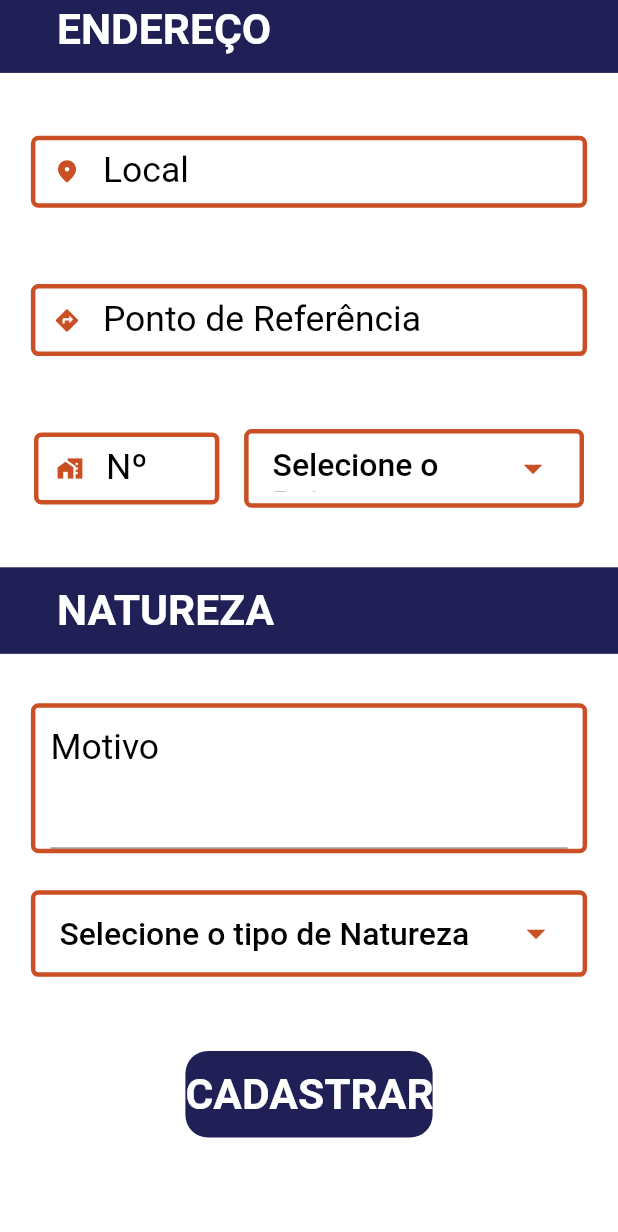
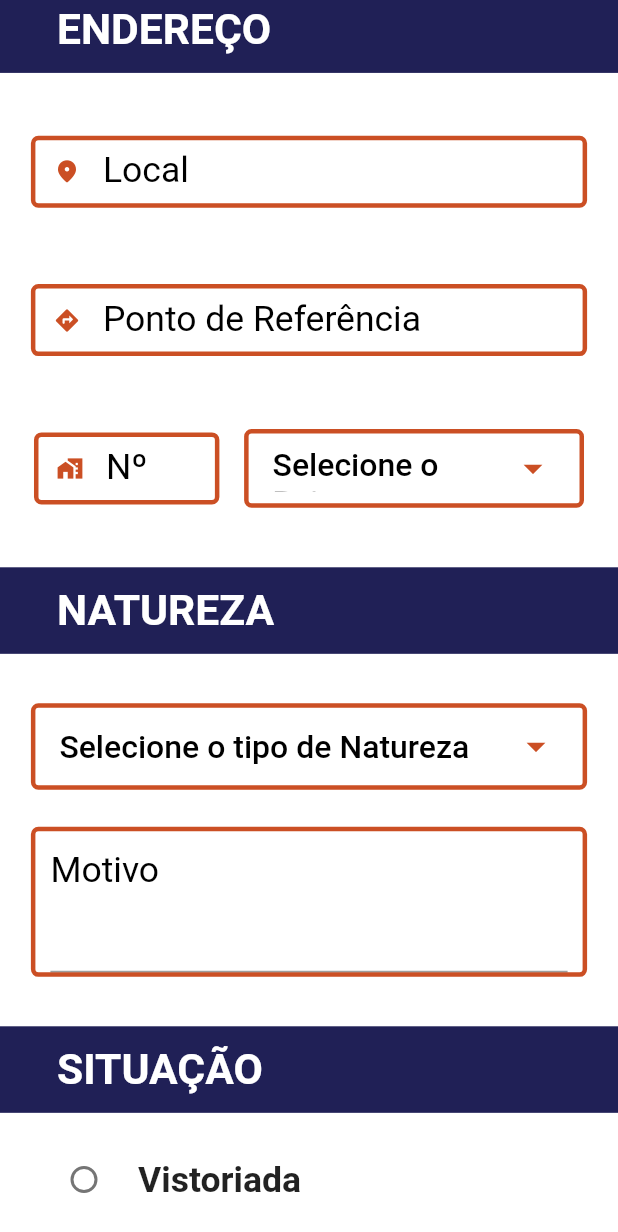
Before and after one commit to lucastsz/defesa_civil_agora_vai, a Flutter app: the CadastroPage screen opened directly, scrolled down 511 dp, on a phone screen of 412 x 824 dp. Shown: the top 1232 px of the screen. Run offline on Flutter 3.47's test engine with Material 2 defaults, Android fonts, the light colour scheme and no system bars; our stand-ins replace cloud_firestore, firebase_core, mask_text_input_formatter; accounts and stored records are empty.

Commit message:
Inserção da situação vistoria

```diff
--- a/lib/logics/home_bloc.dart
+++ b/lib/logics/home_bloc.dart
@@ -14,6 +14,7 @@ class HomeBloc {
   TextEditingController txtMotivo = TextEditingController();
   TextEditingController txtBairro = TextEditingController();
   TextEditingController txtTipoNatureza = TextEditingController();
+  TextEditingController txtObservacao = TextEditingController();
 
   void clearTXT() {
     txtIdProtocolo.clear();
--- a/lib/main.dart
+++ b/lib/main.dart
@@ -18,7 +18,6 @@ class MyApp extends StatelessWidget {
         primarySwatch: Colors.orange,
       ),
       home: Login_page(),
-      //Roosewelt
     );
   }
 }
--- a/lib/view/cadastro_page.dart
+++ b/lib/view/cadastro_page.dart
@@ -25,6 +25,8 @@ class _HomeRefState extends State<CadastroPage> {
       });
     }
   }
+
+  String radioItem = 'Não';
 
   //redimensionar texto responsivamente
   double sizeTextHeaderSet(context) {
@@ -322,7 +324,7 @@ class _HomeRefState extends State<CadastroPage> {
                           "Anônimo",
                           style: TextStyle(
                               color: Colors.grey[900],
-                              fontSize: 16,
+                              fontSize: sizeTextHeaderSet(context) * 0.89,
                               fontWeight: FontWeight.bold),
                         ),
                         SizedBox(
@@ -587,6 +589,46 @@ class _HomeRefState extends State<CadastroPage> {
 
               Container(
                 alignment: Alignment.center,
+                width: MediaQuery.of(context).size.width * 0.9,
+                height: MediaQuery.of(context).size.height * .07,
+                child: Container(
+                  decoration: BoxDecoration(
+                    border: Border.all(
+                        color: Color.fromRGBO(203, 79, 36, 1),
+                        style: BorderStyle.solid,
+                        width: 3),
+                    borderRadius: BorderRadius.circular(5),
+                    color: Colors.white,
+                  ),
+                  alignment: Alignment.center,
+                  width: MediaQuery.of(context).size.width * .9,
+                  child: BuildDropdown(
+                    itemsList: [
+                      'Selecione o tipo de Natureza',
+                      'Alagamento/Enchente/Inundação',
+                      'Desabamento',
+                      'Deslizamento',
+                      'Risco de Desabamento',
+                      'Risco de Deslizamento',
+                      'Retirada de Parede',
+                      'Risco Explosivo/Químico/Radioativo/Biológico',
+                      'Outro',
+                    ],
+                    defaultValue: 'Selecione o tipo de Natureza',
+                    onChanged: (value) {
+                      tipoNatureza = value;
+                      _bloc.txtTipoNatureza.text = tipoNatureza;
+                    },
+                  ),
+                ),
+              ),
+
+              Container(
+                height: MediaQuery.of(context).size.height * .03,
+              ),
+
+              Container(
+                alignment: Alignment.center,
                 height: 100,
                 width: MediaQuery.of(context).size.width * 0.9,
                 decoration: BoxDecoration(
@@ -623,42 +665,109 @@ class _HomeRefState extends State<CadastroPage> {
                 ),
               ),
 
+//
+              Container(
+                height: MediaQuery.of(context).size.height * .04,
+              ),
+              //
+
+              Container(
+                alignment: Alignment.centerLeft,
+                color: Color.fromRGBO(32, 32, 86, 1.0),
+                height: MediaQuery.of(context).size.height * .07,
+                width: MediaQuery.of(context).size.width,
+                child: Padding(
+                  padding: EdgeInsets.only(left: 38),
+                  child: Text(
+                    "SITUAÇÃO",
+                    style: TextStyle(
+                        color: Colors.white,
+                        fontSize: sizeTextHeaderSet(context) * 1.2,
+                        fontWeight: FontWeight.bold),
+                  ),
+                ),
+              ),
+              Container(
+                height: MediaQuery.of(context).size.height * .02,
+              ),
+              Padding(
+                padding: const EdgeInsets.only(left: 20),
+                child: RadioListTile(
+                  activeColor: Color.fromRGBO(32, 32, 86, 1),
+                  groupValue: radioItem,
+                  title: Text(
+                    'Vistoriada',
+                    style: TextStyle(
+                      fontSize: sizeTextHeaderSet(context) * 1,
+                      fontWeight: FontWeight.w600,
+                    ),
+                  ),
+                  value: 'Sim',
+                  onChanged: (val) {
+                    setState(() {
+                      radioItem = val;
+                    });
+                  },
+                ),
+              ),
+              Padding(
+                padding: const EdgeInsets.only(left: 20),
+                child: RadioListTile(
+                  activeColor: Color.fromRGBO(32, 32, 86, 1),
+                  groupValue: radioItem,
+                  title: Text(
+                    'Não Vistoriada',
+                    style: TextStyle(
+                      fontSize: sizeTextHeaderSet(context) * 1,
+                      fontWeight: FontWeight.w600,
+                    ),
+                  ),
+                  value: 'Não',
+                  onChanged: (val) {
+                    setState(() {
+                      radioItem = val;
+                    });
+                  },
+                ),
+              ),
+
               Container(
                 height: MediaQuery.of(context).size.height * .03,
               ),
-
               Container(
                 alignment: Alignment.center,
+                height: 100,
                 width: MediaQuery.of(context).size.width * 0.9,
-                height: MediaQuery.of(context).size.height * .07,
-                child: Container(
-                  decoration: BoxDecoration(
-                    border: Border.all(
-                        color: Color.fromRGBO(203, 79, 36, 1),
-                        style: BorderStyle.solid,
-                        width: 3),
-                    borderRadius: BorderRadius.circular(5),
-                    color: Colors.white,
+                decoration: BoxDecoration(
+                  borderRadius: BorderRadius.only(
+                    topRight: Radius.circular(5),
+                    topLeft: Radius.circular(5),
+                    bottomRight: Radius.circular(5),
+                    bottomLeft: Radius.circular(5),
                   ),
-                  alignment: Alignment.center,
-                  width: MediaQuery.of(context).size.width * .9,
-                  child: BuildDropdown(
-                    itemsList: [
-                      'Selecione o tipo de Natureza',
-                      'Alagamento/Enchente/Inundação',
-                      'Desabamento',
-                      'Deslizamento',
-                      'Risco de Desabamento',
-                      'Risco de Deslizamento',
-                      'Retirada de Parede',
-                      'Risco Explosivo/Químico/Radioativo/Biológico',
-                      'Outro',
-                    ],
-                    defaultValue: 'Selecione o tipo de Natureza',
-                    onChanged: (value) {
-                      tipoNatureza = value;
-                      _bloc.txtTipoNatureza.text = tipoNatureza;
-                    },
+                  border: Border.all(
+                    color: Color.fromRGBO(203, 79, 36, 1),
+                    width: 3,
+                  ),
+                ),
+                child: Padding(
+                  padding: const EdgeInsets.only(right: 10, left: 10),
+                  child: TextField(
+                    controller: _bloc.txtObservacao,
+                    maxLines: 7,
+                    minLines: 5,
+                    keyboardType: TextInputType.text,
+                    decoration: InputDecoration(
+                      hintText: 'Observação (Opcional)',
+                      labelStyle: TextStyle(
+                        color: Colors.black,
+                        fontSize: sizeTextHeaderSet(context) * 1,
+                      ),
+                      hintStyle: TextStyle(
+                        color: Colors.black,
+                        fontSize: sizeTextHeaderSet(context) * 1,
+                      ),
+                    ),
                   ),
                 ),
               ),
```
